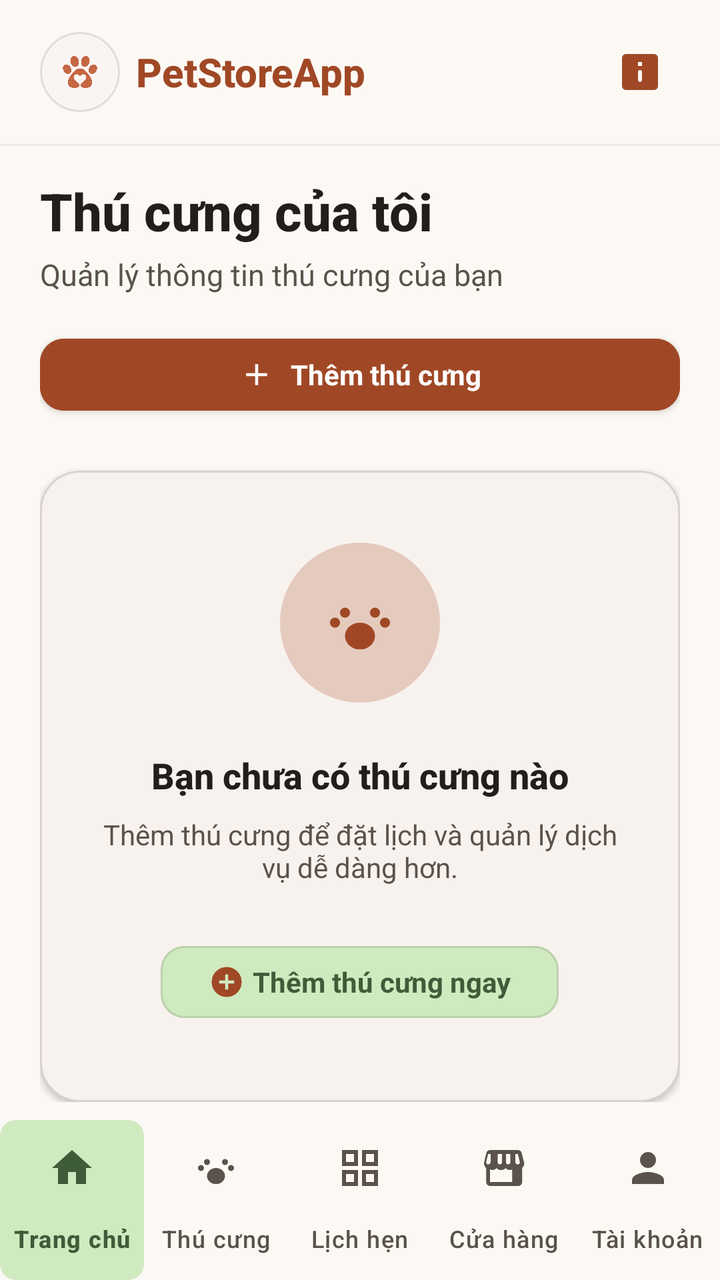
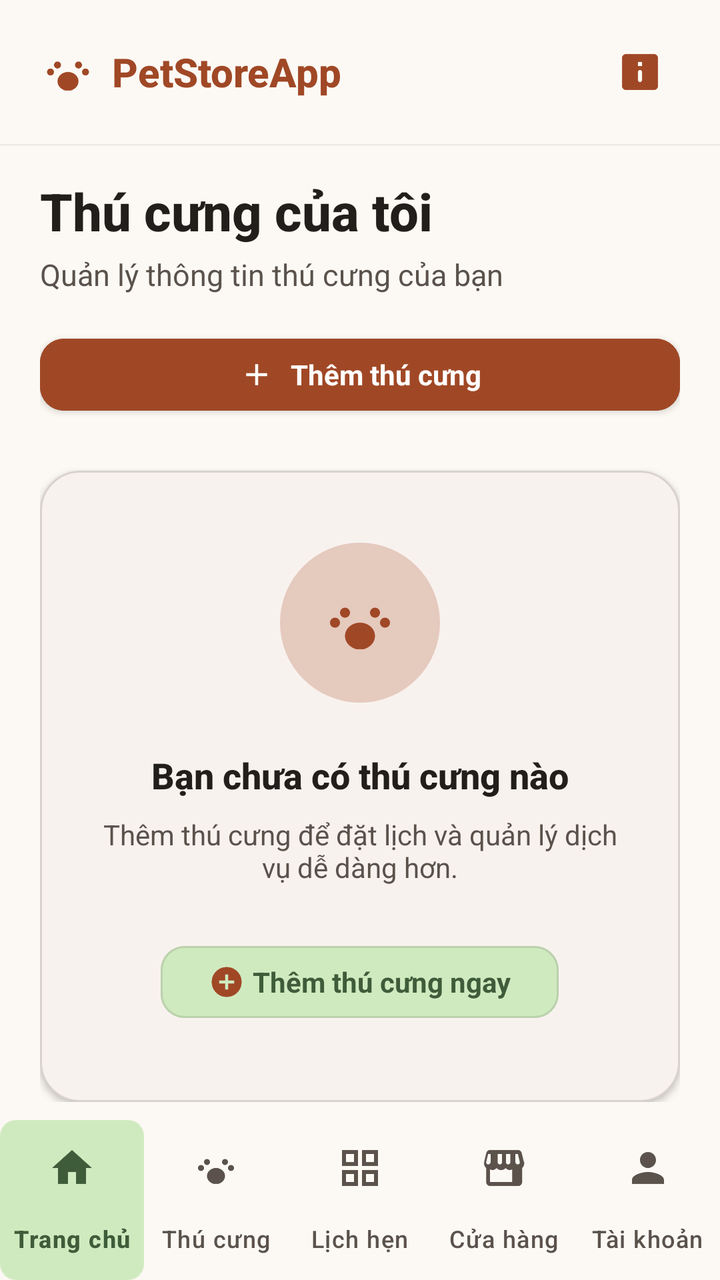

The first picture is an Android layout as it rendered before a commit; the second is the same layout after the commit. The layout source and the unified diff follow.
<!-- AndroidManifest.xml: application theme Theme.QuanLyThuCung -->
<!-- res/layout/activity_my_pets.xml -->
<?xml version="1.0" encoding="utf-8"?>
<androidx.coordinatorlayout.widget.CoordinatorLayout xmlns:android="http://schemas.android.com/apk/res/android"
    xmlns:app="http://schemas.android.com/apk/res-auto"
    android:layout_width="match_parent"
    android:layout_height="match_parent"
    android:background="@color/color_background">

    <androidx.core.widget.NestedScrollView
        android:layout_width="match_parent"
        android:layout_height="match_parent"
        android:clipToPadding="false"
        android:fillViewport="true"
        android:paddingBottom="90dp">

        <LinearLayout
            android:layout_width="match_parent"
            android:layout_height="wrap_content"
            android:orientation="vertical">

            
            <LinearLayout
                android:layout_width="match_parent"
                android:layout_height="wrap_content"
                android:background="@color/color_background"
                android:elevation="1dp"
                android:gravity="center_vertical"
                android:orientation="horizontal"
                android:paddingStart="@dimen/screen_padding"
                android:paddingTop="@dimen/spacing_md"
                android:paddingEnd="@dimen/screen_padding"
                android:paddingBottom="@dimen/spacing_md">

                <com.google.android.material.card.MaterialCardView
                    style="@style/Widget.PetStore.BrandPawContainer"
                    android:layout_width="@dimen/brand_paw_container_size_compact"
                    android:layout_height="@dimen/brand_paw_container_size_compact"
                    android:layout_marginEnd="@dimen/spacing_sm"
                    app:cardCornerRadius="20dp">

                    <ImageView
                        android:layout_width="@dimen/brand_paw_icon_size_compact"
                        android:layout_height="@dimen/brand_paw_icon_size_compact"
                        android:layout_gravity="center"
                        android:contentDescription="@string/app_name"
                        android:src="@drawable/petstore_paw_icon" />
                </com.google.android.material.card.MaterialCardView>

                <TextView
                    android:layout_width="0dp"
                    android:layout_height="wrap_content"
                    android:layout_weight="1"
                    android:fontFamily="sans-serif-medium"
                    android:text="PetStoreApp"
                    android:textColor="@color/color_primary"
                    android:textSize="20sp"
                    android:textStyle="bold" />

                <ImageView
                    android:id="@+id/btnNotifications"
                    android:layout_width="40dp"
                    android:layout_height="40dp"
                    android:background="?attr/selectableItemBackgroundBorderless"
                    android:contentDescription="Thông báo"
                    android:padding="8dp"
                    android:src="@drawable/ic_notifications"
                    app:tint="@color/color_primary" />
            </LinearLayout>

            
            <LinearLayout
                android:layout_width="match_parent"
                android:layout_height="wrap_content"
                android:orientation="vertical"
                android:paddingStart="@dimen/screen_padding"
                android:paddingEnd="@dimen/screen_padding"
                android:paddingBottom="@dimen/spacing_xl">

                
                <LinearLayout
                    android:layout_width="match_parent"
                    android:layout_height="wrap_content"
                    android:layout_marginTop="@dimen/spacing_md"
                    android:layout_marginBottom="@dimen/spacing_lg"
                    android:orientation="vertical">

                    <TextView
                        android:layout_width="wrap_content"
                        android:layout_height="wrap_content"
                        android:fontFamily="sans-serif-medium"
                        android:text="Thú cưng của tôi"
                        android:textColor="@color/text_primary"
                        android:textSize="26sp"
                        android:textStyle="bold" />

                    <TextView
                        android:layout_width="wrap_content"
                        android:layout_height="wrap_content"
                        android:layout_marginTop="4dp"
                        android:layout_marginBottom="@dimen/spacing_md"
                        android:text="Quản lý thông tin thú cưng của bạn"
                        android:textColor="@color/text_secondary"
                        android:textSize="15sp" />

                    <com.google.android.material.button.MaterialButton
                        android:id="@+id/btnAddPetHeader"
                        style="@style/Widget.PetStore.Button.Primary"
                        android:layout_width="match_parent"
                        android:layout_height="wrap_content"
                        android:text="Thêm thú cưng"
                        app:icon="@drawable/ic_add"
                        app:iconGravity="textStart" />
                </LinearLayout>

                
                <com.google.android.material.card.MaterialCardView
                    style="@style/Widget.PetStore.Card"
                    android:layout_width="match_parent"
                    android:layout_height="wrap_content"
                    app:cardCornerRadius="20dp"
                    app:strokeColor="@color/border_color"
                    app:strokeWidth="1dp">

                    <LinearLayout
                        android:layout_width="match_parent"
                        android:layout_height="wrap_content"
                        android:gravity="center"
                        android:orientation="vertical"
                        android:paddingStart="@dimen/spacing_lg"
                        android:paddingTop="36dp"
                        android:paddingEnd="@dimen/spacing_lg"
                        android:paddingBottom="36dp">

                        <FrameLayout
                            android:layout_width="80dp"
                            android:layout_height="80dp"
                            android:layout_marginBottom="@dimen/spacing_lg"
                            android:background="@drawable/bg_stat_icon_primary">

                            <ImageView
                                android:layout_width="40dp"
                                android:layout_height="40dp"
                                android:layout_gravity="center"
                                android:contentDescription="Chưa có thú cưng"
                                android:src="@drawable/ic_pets"
                                app:tint="@color/color_primary" />
                        </FrameLayout>

                        <TextView
                            android:layout_width="wrap_content"
                            android:layout_height="wrap_content"
                            android:layout_marginBottom="@dimen/spacing_sm"
                            android:fontFamily="sans-serif-medium"
                            android:gravity="center"
                            android:text="Bạn chưa có thú cưng nào"
                            android:textColor="@color/text_primary"
                            android:textSize="18sp"
                            android:textStyle="bold" />

                        <TextView
                            android:layout_width="wrap_content"
                            android:layout_height="wrap_content"
                            android:layout_marginBottom="@dimen/spacing_lg"
                            android:gravity="center"
                            android:text="Thêm thú cưng để đặt lịch và quản lý dịch vụ dễ dàng hơn."
                            android:textColor="@color/text_secondary"
                            android:textSize="14sp" />

                        <com.google.android.material.button.MaterialButton
                            android:id="@+id/btnAddPetEmptyState"
                            style="@style/Widget.PetStore.Button.Secondary"
                            android:layout_width="wrap_content"
                            android:layout_height="wrap_content"
                            android:paddingStart="@dimen/spacing_lg"
                            android:paddingEnd="@dimen/spacing_lg"
                            android:text="Thêm thú cưng ngay"
                            app:icon="@drawable/ic_add_circle"
                            app:iconGravity="textStart" />
                    </LinearLayout>
                </com.google.android.material.card.MaterialCardView>

            </LinearLayout>
        </LinearLayout>
    </androidx.core.widget.NestedScrollView>

    
    <com.google.android.material.bottomnavigation.BottomNavigationView
        android:id="@+id/bottomNavCustomer"
        android:layout_width="match_parent"
        android:layout_height="wrap_content"
        android:layout_gravity="bottom"
        android:background="@color/color_background"
        app:elevation="8dp"
        app:itemBackground="@drawable/bg_bottom_nav_item"
        app:itemIconTint="@color/sl_bottom_nav_icon"
        app:itemTextColor="@color/sl_bottom_nav_icon"
        app:labelVisibilityMode="labeled"
        app:menu="@menu/menu_customer_bottom_nav" />

</androidx.coordinatorlayout.widget.CoordinatorLayout>
<!-- resources referenced by this layout -->
<resources>
  <color name="border_color">#335A524B</color>
  <color name="color_background">#FCF9F4</color>
  <color name="color_primary">#A04826</color>
  <color name="text_primary">#221E1B</color>
  <color name="text_secondary">#5A524B</color>
  <dimen name="brand_paw_container_size_compact">40dp</dimen>
  <dimen name="brand_paw_icon_size_compact">24dp</dimen>
  <dimen name="screen_padding">20dp</dimen>
  <dimen name="spacing_lg">24dp</dimen>
  <dimen name="spacing_md">16dp</dimen>
  <dimen name="spacing_sm">8dp</dimen>
  <dimen name="spacing_xl">32dp</dimen>
  <!-- drawable bg_stat_icon_primary (drawable) -->
  <?xml version="1.0" encoding="utf-8"?>
  <shape xmlns:android="http://schemas.android.com/apk/res/android"
      android:shape="oval">
      <solid android:color="#45B25D3A" />
  </shape>
  <!-- drawable ic_add (drawable) -->
  <?xml version="1.0" encoding="utf-8"?>
  <vector xmlns:android="http://schemas.android.com/apk/res/android"
      android:width="24dp"
      android:height="24dp"
      android:viewportWidth="24"
      android:viewportHeight="24">
      <path
          android:fillColor="#000000"
          android:pathData="M19,13H13V19H11V13H5V11H11V5H13V11H19V13Z" />
  </vector>
  <!-- drawable petstore_paw_icon: png bitmap (drawable, 63411 bytes) -->
  <string name="app_name">QuanLyThuCung</string>
  <style name="Widget.PetStore.BrandPawContainer" parent="Widget.MaterialComponents.CardView">
          <item name="cardCornerRadius">@dimen/radius_chip</item>
          <item name="cardBackgroundColor">@color/brand_paw_container_background</item>
          <item name="cardElevation">0dp</item>
          <item name="strokeColor">@color/brand_paw_badge_stroke</item>
          <item name="strokeWidth">1dp</item>
      </style>
  <style name="Widget.PetStore.Button.Primary" parent="Widget.MaterialComponents.Button">
          <item name="android:backgroundTint">@color/color_primary</item>
          <item name="android:textColor">@color/white</item>
          <item name="cornerRadius">@dimen/radius_button</item>
          <item name="android:minHeight">@dimen/touch_target_min</item>
          <item name="android:textAppearance">@style/TextAppearance.PetStore.Button</item>
      </style>
  <style name="Widget.PetStore.Card" parent="Widget.MaterialComponents.CardView">
          <item name="cardCornerRadius">@dimen/radius_card</item>
          <item name="cardBackgroundColor">@color/color_surface</item>
          <item name="cardElevation">2dp</item>
      </style>
  <style name="Theme.QuanLyThuCung" parent="Base.Theme.QuanLyThuCung" />
  <dimen name="radius_medium">8dp</dimen>
  <color name="color_secondary_container">#D0EAC0</color>
  <dimen name="radius_chip">100dp</dimen>
  <color name="brand_paw_container_background">#FFFFFF</color>
  <color name="brand_paw_badge_stroke">#1F2D2926</color>
  <color name="white">#FFFFFFFF</color>
  <dimen name="radius_button">12dp</dimen>
  <dimen name="touch_target_min">48dp</dimen>
  <style name="TextAppearance.PetStore.Button" parent="android:TextAppearance">
          <item name="android:textSize">14sp</item>
          <item name="android:textStyle">bold</item>
          <item name="android:fontFamily">sans-serif</item>
          <item name="android:textColor">@color/white</item>
      </style>
  <color name="color_secondary">#3F5C3A</color>
  <dimen name="radius_card">16dp</dimen>
  <color name="color_surface">#FFFFFF</color>
  <color name="color_primary_container">#B25D3A</color>
  <color name="color_surface_variant">#F0EDE9</color>
  <color name="color_error">#BA1A1A</color>
  <dimen name="radius_input">12dp</dimen>
  <!-- unchanged entries left out for length: 7 -->
</resources>

<!-- the commit's change to res/layout/activity_my_pets.xml (unified diff, before → after) -->
@@ -30,20 +30,13 @@
                 android:paddingEnd="@dimen/screen_padding"
                 android:paddingBottom="@dimen/spacing_md">
 
-                <com.google.android.material.card.MaterialCardView
-                    style="@style/Widget.PetStore.BrandPawContainer"
-                    android:layout_width="@dimen/brand_paw_container_size_compact"
-                    android:layout_height="@dimen/brand_paw_container_size_compact"
+                <ImageView
+                    android:layout_width="28dp"
+                    android:layout_height="28dp"
                     android:layout_marginEnd="@dimen/spacing_sm"
-                    app:cardCornerRadius="20dp">
-
-                    <ImageView
-                        android:layout_width="@dimen/brand_paw_icon_size_compact"
-                        android:layout_height="@dimen/brand_paw_icon_size_compact"
-                        android:layout_gravity="center"
-                        android:contentDescription="@string/app_name"
-                        android:src="@drawable/petstore_paw_icon" />
-                </com.google.android.material.card.MaterialCardView>
+                    android:contentDescription="@string/app_name"
+                    android:src="@drawable/ic_pets"
+                    app:tint="@color/color_primary" />
 
                 <TextView
                     android:layout_width="0dp"
<!-- resource entries referenced after the edit -->
@@ -5,8 +5,6 @@
   <color name="color_primary">#A04826</color>
   <color name="text_primary">#221E1B</color>
   <color name="text_secondary">#5A524B</color>
-  <dimen name="brand_paw_container_size_compact">40dp</dimen>
-  <dimen name="brand_paw_icon_size_compact">24dp</dimen>
   <dimen name="screen_padding">20dp</dimen>
   <dimen name="spacing_lg">24dp</dimen>
   <dimen name="spacing_md">16dp</dimen>
@@ -29,15 +27,7 @@
           android:fillColor="#000000"
           android:pathData="M19,13H13V19H11V13H5V11H11V5H13V11H19V13Z" />
   </vector>
-  <!-- drawable petstore_paw_icon: png bitmap (drawable, 63411 bytes) -->
   <string name="app_name">QuanLyThuCung</string>
-  <style name="Widget.PetStore.BrandPawContainer" parent="Widget.MaterialComponents.CardView">
-          <item name="cardCornerRadius">@dimen/radius_chip</item>
-          <item name="cardBackgroundColor">@color/brand_paw_container_background</item>
-          <item name="cardElevation">0dp</item>
-          <item name="strokeColor">@color/brand_paw_badge_stroke</item>
-          <item name="strokeWidth">1dp</item>
-      </style>
   <style name="Widget.PetStore.Button.Primary" parent="Widget.MaterialComponents.Button">
           <item name="android:backgroundTint">@color/color_primary</item>
           <item name="android:textColor">@color/white</item>
@@ -53,9 +43,6 @@
   <style name="Theme.QuanLyThuCung" parent="Base.Theme.QuanLyThuCung" />
   <dimen name="radius_medium">8dp</dimen>
   <color name="color_secondary_container">#D0EAC0</color>
-  <dimen name="radius_chip">100dp</dimen>
-  <color name="brand_paw_container_background">#FFFFFF</color>
-  <color name="brand_paw_badge_stroke">#1F2D2926</color>
   <color name="white">#FFFFFFFF</color>
   <dimen name="radius_button">12dp</dimen>
   <dimen name="touch_target_min">48dp</dimen>
